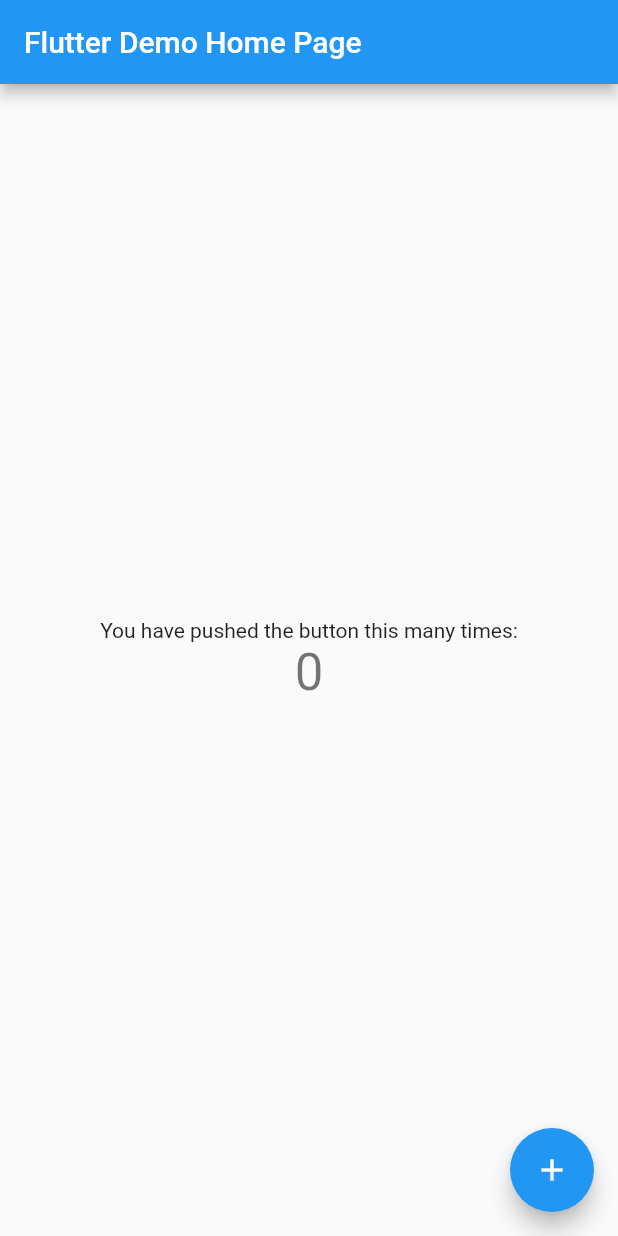
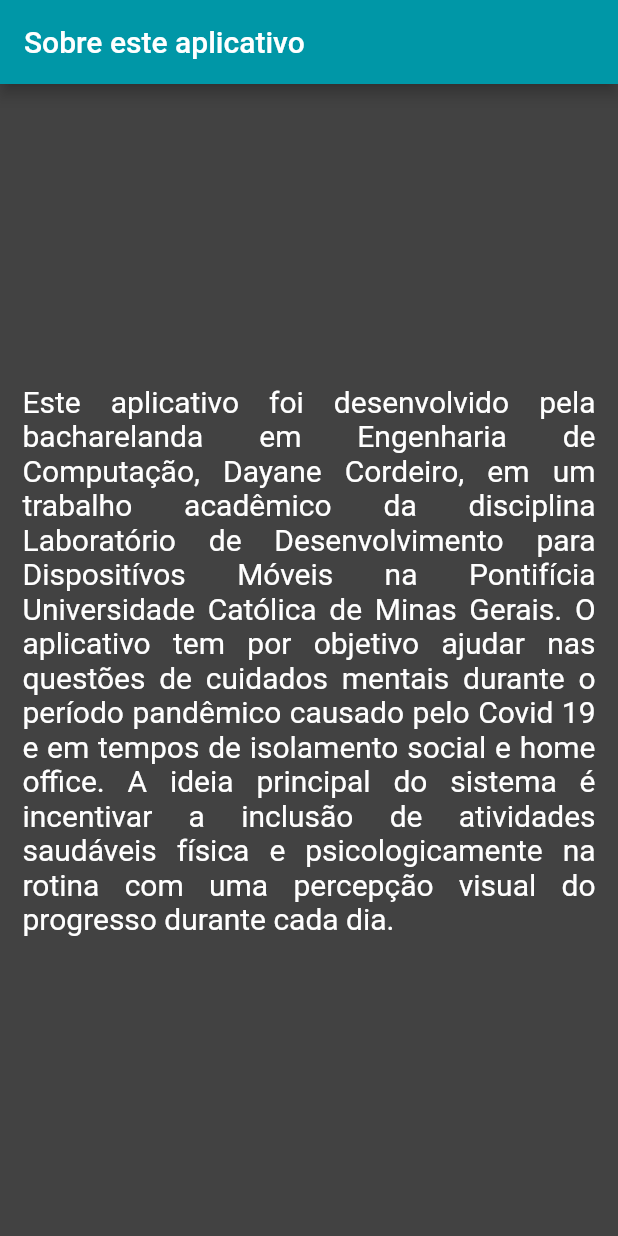
Before and after one commit to DayaneCordeiro/Trabalho_Final_LDDM, a Flutter app: the screen it shows after launch, after a tap on the "error outline" icon, on a phone screen of 412 x 824 dp. Run offline on Flutter 3.47's test engine with Material 2 defaults, Android fonts, the phone set to English and light mode, and no system bars.

Commit message:
[View] Enhancement: About Us Page

```diff
--- a/rest_manager/lib/views/about_us.view.dart
+++ b/rest_manager/lib/views/about_us.view.dart
@@ -28,12 +28,11 @@ class AboutUs extends StatelessWidget {
   @override
   Widget build(BuildContext context) {
     return MaterialApp(
-      title: 'Flutter Demo',
       theme: ThemeData(
-        primarySwatch: Colors.blue,
         visualDensity: VisualDensity.adaptivePlatformDensity,
       ),
-      home: AboutUsPage(title: 'Flutter Demo Home Page'),
+      debugShowCheckedModeBanner: false,
+      home: AboutUsPage(title: 'Sobre este aplicativo'),
     );
   }
 }
@@ -48,39 +47,37 @@ class AboutUsPage extends StatefulWidget {
 }
 
 class _AboutUsPageState extends State<AboutUsPage> {
-  int _counter = 0;
-
-  void _incrementCounter() {
-    setState(() {
-      _counter++;
-    });
-  }
-
   @override
   Widget build(BuildContext context) {
     return Scaffold(
       appBar: AppBar(
         title: Text(widget.title),
+        backgroundColor: Colors.cyan[700],
       ),
       body: Center(
         child: Column(
           mainAxisAlignment: MainAxisAlignment.center,
+          crossAxisAlignment: CrossAxisAlignment.center,
           children: <Widget>[
-            Text(
-              'You have pushed the button this many times:',
-            ),
-            Text(
-              '$_counter',
-              style: Theme.of(context).textTheme.headline4,
-            ),
+            Padding(
+              padding: EdgeInsets.all(15),
+              child: Text(
+                'Este aplicativo foi desenvolvido pela bacharelanda em Engenharia de Computação, Dayane Cordeiro, em um trabalho acadêmico da ' +
+                    'disciplina Laboratório de Desenvolvimento para Dispositívos Móveis na Pontifícia Universidade Católica de Minas Gerais. ' +
+                    'O aplicativo tem por objetivo ajudar nas questões de cuidados mentais durante o período pandêmico causado pelo Covid 19 e em ' +
+                    'tempos de isolamento social e home office. A ideia principal do sistema é incentivar a inclusão de atividades saudáveis física e ' +
+                    'psicologicamente na rotina com uma percepção visual do progresso durante cada dia.',
+                style: TextStyle(
+                  color: Colors.white,
+                  fontSize: 20,
+                ),
+                textAlign: TextAlign.justify,
+              ),
+            )
           ],
         ),
       ),
-      floatingActionButton: FloatingActionButton(
-        onPressed: _incrementCounter,
-        tooltip: 'Increment',
-        child: Icon(Icons.add),
-      ),
+      backgroundColor: Colors.grey[800],
     );
   }
 }
```
